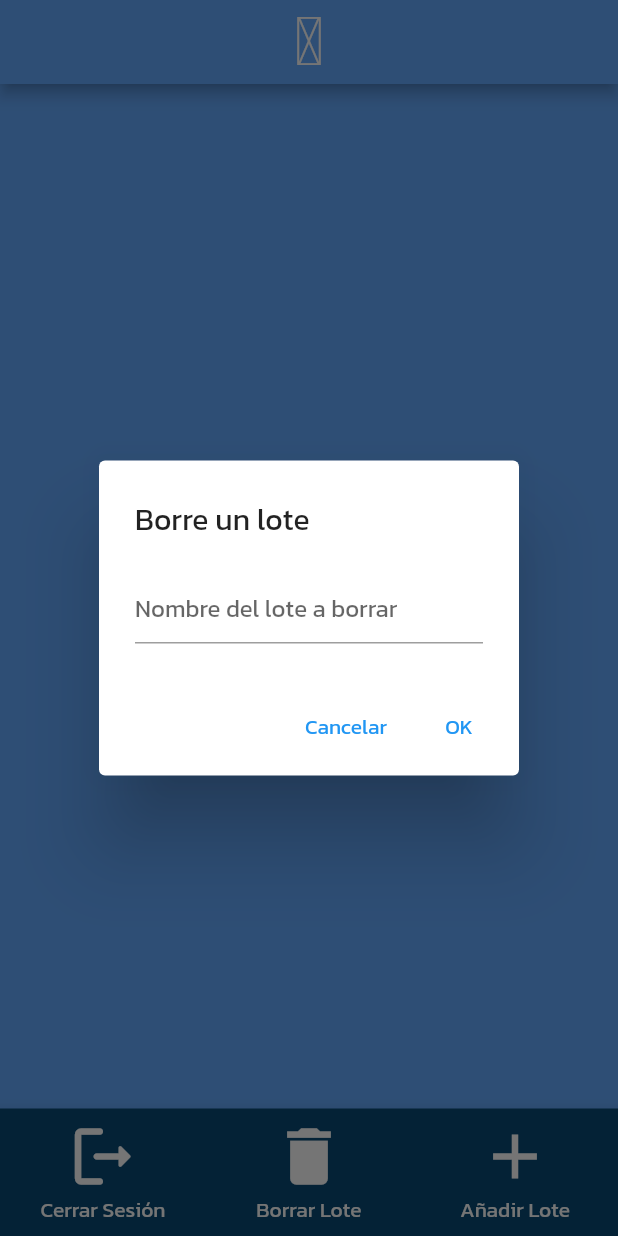
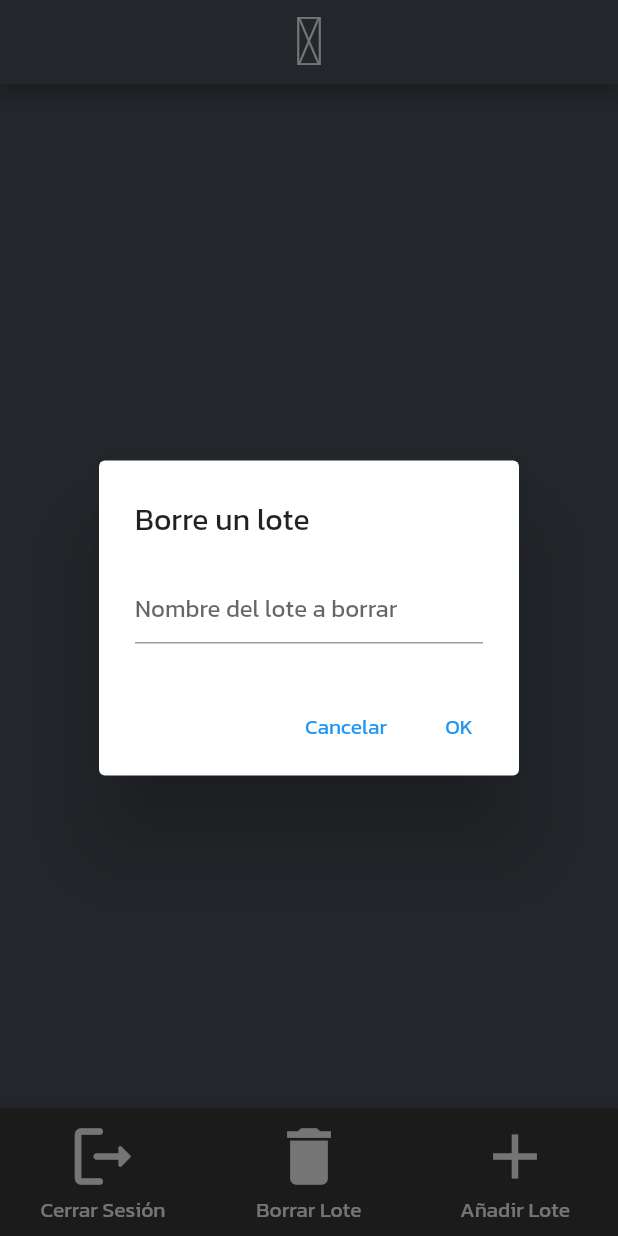
Before and after one commit to alX-u/NA-App, a Flutter app: the GeneralPage screen opened directly, item 2 of the bottom bar chosen, on a phone screen of 412 x 824 dp. Run offline on Flutter 3.47's test engine with Material 2 defaults, Android fonts, the phone set to English and light mode, and no system bars; our stand-ins replace cloud_firestore, firebase_auth, firebase_core, flutter_secure_storage, get, google_sign_in and 1 more; missing offline and left inert: gsheets; accounts and stored records are empty; key blocks and very long unbroken strings in the code were emptied for the run.

Commit message:
background general

```diff
--- a/peces_app/lib/pages/general/GeneralPage.dart
+++ b/peces_app/lib/pages/general/GeneralPage.dart
@@ -26,7 +26,7 @@ class _GeneralPageState extends State<GeneralPage> {
   Widget build(BuildContext context) {
     return Scaffold(
         //Color de fondo de la page en general
-        backgroundColor: Color.fromARGB(255, 101, 170, 254),
+        backgroundColor: Color.fromARGB(255, 77, 82, 92),
         //Barra de arriba
         appBar: AppBar(
           automaticallyImplyLeading: false,
@@ -39,13 +39,13 @@ class _GeneralPageState extends State<GeneralPage> {
           )),
 
           //Color de fondo de la barra
-          backgroundColor: Color.fromARGB(255, 101, 170, 254),
+          backgroundColor: Color.fromARGB(255, 77, 82, 92),
         ),
         //Barra de abajo
         bottomNavigationBar: BottomNavigationBar(
           unselectedItemColor: Colors.white,
           unselectedFontSize: 14,
-          backgroundColor: const Color(0xFF084A76),
+          backgroundColor: Color.fromARGB(255, 58, 59, 61),
           fixedColor: Colors.white,
           items: [
             //Botón de cerrar sesión
```
Also changed, not shown: peces_app/lib/pages/login/InicioSesionPage.dart (+3 -8 lines).
